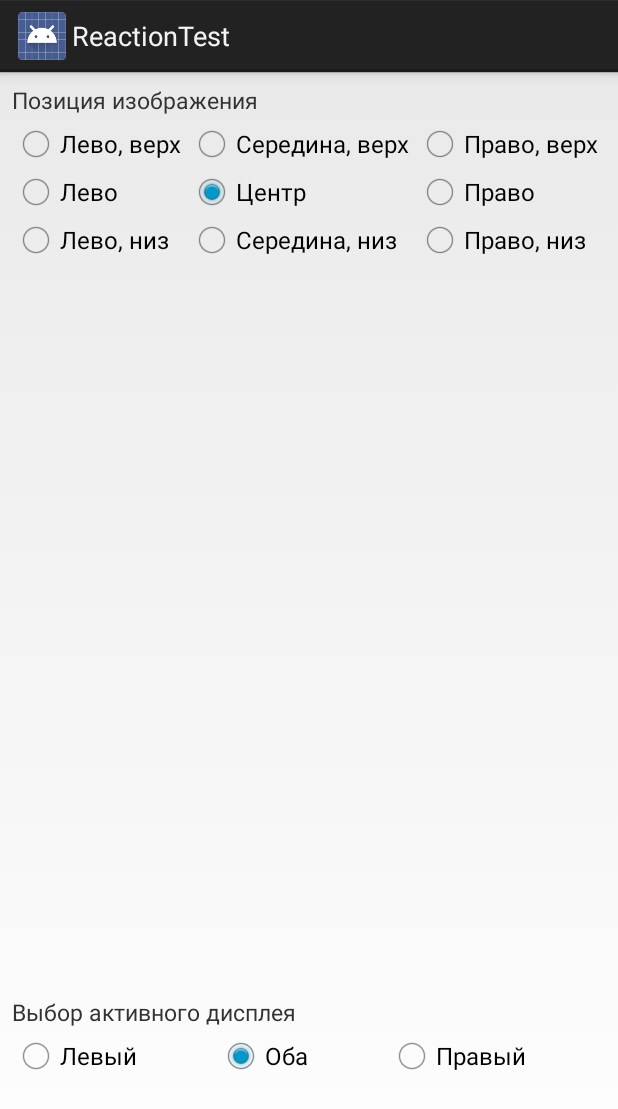
After one commit to hramovnik/ReactionTest, an Android app: the ParametersActivity screen opened directly, with no data from a screen before it, on a phone screen of 412 x 824 dp. The commit adds this screen. Shown: the top 1109 px of the screen. Run offline under Robolectric (Android 15) with nearby library versions, the phone set to English and light mode, and no system bars.

Commit message:
Made parameters activity for using different positions of image and different yes

```diff
--- a/app/src/main/java/com/hramovnik/reactiontest/MainActivity.java
+++ b/app/src/main/java/com/hramovnik/reactiontest/MainActivity.java
@@ -15,6 +15,7 @@ import android.widget.ProgressBar;
 import android.widget.TextView;
 import android.widget.Toast;
 
+import layout.ParametersActivity;
 import layout.PrefActivity;
 import layout.ResultDisplay;
 import layout.TabFourFragment;
@@ -30,6 +31,7 @@ public class MainActivity extends FragmentActivity implements ResultDisplayable,
     FragmentTabHost tabs;
     ProgressBar progressBar;
     Button buttonProfiles;
+    Button buttonParameters;
 
     public Connection connection = null;
     private SharedPreferences sp;
@@ -43,7 +45,9 @@ public class MainActivity extends FragmentActivity implements ResultDisplayable,
         super.onCreate(savedInstanceState);
         setContentView(R.layout.activity_main);
         sp = PreferenceManager.getDefaultSharedPreferences(this);
-
+        connection = new Connection();
+        ParametersActivity.loadStaticData(this);
+        PrefActivity.loadStaticData(this);
         Log.d("Tag", "Main activity created");
     }
 
@@ -69,6 +73,8 @@ public class MainActivity extends FragmentActivity implements ResultDisplayable,
         progressBar = (ProgressBar) findViewById(R.id.progressBar);
         buttonProfiles = (Button) findViewById(R.id.buttonOpenProfile);
         buttonProfiles.setOnClickListener(this);
+        buttonParameters = (Button) findViewById(R.id.buttonOpenParameters);
+        buttonParameters.setOnClickListener(this);
 
         tabs = (FragmentTabHost) findViewById(R.id.tabHost);
         tabs.setup(this, getSupportFragmentManager(), R.id.realtabcontent);
@@ -81,13 +87,13 @@ public class MainActivity extends FragmentActivity implements ResultDisplayable,
         tabs.addTab(tabs.newTabSpec("tab5").setIndicator("ТИ"), TabFiveFragment.class, null);
 
         for(int i = 0; i < 5; i++){
-            ((TextView) tabs.getTabWidget().getChildAt(i).findViewById(android.R.id.title)).setTextSize(10);
+            ((TextView) tabs.getTabWidget().getChildAt(i).findViewById(android.R.id.title)).setTextSize(12);
         }
         sp = PreferenceManager.getDefaultSharedPreferences(this);
         ipAddress = "192.168.0.10";
         port = 8080;
 
-        connection = new Connection();
+
         connection.setControls(ipAddress, port, tvResult, progressBar);
         dialogResult = new ResultDisplay();
         SessionObject.setDispalyable(this);
@@ -119,6 +125,9 @@ public class MainActivity extends FragmentActivity implements ResultDisplayable,
                 break;
             case R.id.buttonOpenProfile:
                 startActivity(new Intent(this, PrefActivity.class));
+                break;
+            case R.id.buttonOpenParameters:
+                startActivity(new Intent(this, ParametersActivity.class));
                 break;
             default:
                 Toast.makeText(this, "Случилось что-то странное", Toast.LENGTH_LONG);
--- /dev/null
+++ b/app/src/main/java/layout/ParametersActivity.java
@@ -0,0 +1,135 @@
+package layout;
+
+import android.app.Activity;
+import android.content.Context;
+import android.content.SharedPreferences;
+import android.os.Bundle;
+import android.preference.PreferenceManager;
+import android.util.Log;
+import android.view.View;
+import android.widget.RadioButton;
+import android.widget.Toast;
+
+import com.hramovnik.reactiontest.R;
+
+public class ParametersActivity extends Activity implements View.OnClickListener{
+
+    RadioButton [] radioButtonsPosition = new RadioButton[9];
+    RadioButton [] radioButtonsEyeChooser = new RadioButton[3];
+    private SharedPreferences sp;
+
+
+    @Override
+    protected void onCreate(Bundle savedInstanceState) {
+        super.onCreate(savedInstanceState);
+        setContentView(R.layout.activity_parameters);
+
+        sp = PreferenceManager.getDefaultSharedPreferences(this);
+
+        radioButtonsPosition[0] = (RadioButton)findViewById(R.id.radioButtonChoosePosition1);
+        radioButtonsPosition[1] = (RadioButton)findViewById(R.id.radioButtonChoosePosition2);
+        radioButtonsPosition[2] = (RadioButton)findViewById(R.id.radioButtonChoosePosition3);
+        radioButtonsPosition[3] = (RadioButton)findViewById(R.id.radioButtonChoosePosition4);
+        radioButtonsPosition[4] = (RadioButton)findViewById(R.id.radioButtonChoosePosition5);
+        radioButtonsPosition[5] = (RadioButton)findViewById(R.id.radioButtonChoosePosition6);
+        radioButtonsPosition[6] = (RadioButton)findViewById(R.id.radioButtonChoosePosition7);
+        radioButtonsPosition[7] = (RadioButton)findViewById(R.id.radioButtonChoosePosition8);
+        radioButtonsPosition[8] = (RadioButton)findViewById(R.id.radioButtonChoosePosition9);
+
+        View.OnClickListener positionListener = new View.OnClickListener() {
+            @Override
+            public void onClick(View v) {
+                for (RadioButton rbutton : radioButtonsPosition) {
+                    if (rbutton.getId() != v.getId()) rbutton.setChecked(false);
+                }
+            }
+        };
+
+        for (RadioButton rbutton : radioButtonsPosition) {
+            rbutton.setOnClickListener(positionListener);
+        }
+
+        radioButtonsEyeChooser[0] = (RadioButton)findViewById(R.id.radioButtonLeft);
+        radioButtonsEyeChooser[1] = (RadioButton)findViewById(R.id.radioButtonBoth);
+        radioButtonsEyeChooser[2] = (RadioButton)findViewById(R.id.radioButtonRight);
+
+        View.OnClickListener eyeChooserListener = new View.OnClickListener() {
+            @Override
+            public void onClick(View v) {
+                for (RadioButton rbutton : radioButtonsEyeChooser) {
+                    if (rbutton.getId() != v.getId()) rbutton.setChecked(false);
+                }
+            }
+        };
+
+        for (RadioButton rbutton : radioButtonsEyeChooser) {
+            rbutton.setOnClickListener(eyeChooserListener);
+        }
+    }
+
+    @Override
+    public void onClick(View v) {
+        finish();
+    }
+
+    int getPosition(){
+        for (int i = 0; i < radioButtonsPosition.length; i++){
+            if (radioButtonsPosition[i].isChecked()) return i;
+        }
+        return 4;
+    }
+    int getEye(){
+        for (int i = 0; i < radioButtonsEyeChooser.length; i++){
+            if (radioButtonsEyeChooser[i].isChecked()) return i;
+        }
+        return 1;
+    }
+
+    static int position = 5;
+    public static int getChosenPosition(){
+        if ((position > 8) || (position < 0)) position = 5;
+        return position;
+    }
+    static int eye = 1;
+    public static int getChosenEye(){
+        if ((eye > 2) || (eye < 0)) eye = 1;
+        return eye;
+    }
+
+    public static void loadStaticData(Context context){
+        SharedPreferences sharPref = PreferenceManager.getDefaultSharedPreferences(context);
+        position = sharPref.getInt("rbPosition", 4);
+        eye = sharPref.getInt("rbEye", 1);
+        Log.d("Tag", String.valueOf(position) + " " + String.valueOf(eye));
+    }
+
+    @Override
+    public void onResume(){
+        super.onResume();
+        try {
+            position = sp.getInt("rbPosition", 4);
+            eye = sp.getInt("rbEye", 1);
+        }catch (Exception e){
+            sp.edit().clear().apply();
+        }finally {
+            radioButtonsPosition[getChosenPosition()].setChecked(true);
+            radioButtonsEyeChooser[getChosenEye()].setChecked(true);
+        }
+
+    }
+
+    @Override
+    public void onPause(){
+        super.onPause();
+        position = getPosition();
+        eye = getEye();
+        try {
+            SharedPreferences.Editor ed = sp.edit();
+            ed.putInt("rbPosition", position);
+            ed.putInt("rbEye", eye);
+            ed.apply();
+        }catch (Exception e){
+            Toast.makeText(this, "Ошибка сохранения настроек в постоянную память", Toast.LENGTH_LONG).show();
+        }
+    }
+}
--- a/app/src/main/java/layout/PrefActivity.java
+++ b/app/src/main/java/layout/PrefActivity.java
@@ -2,6 +2,7 @@ package layout;
 
 import android.app.Activity;
 import android.app.DatePickerDialog;
+import android.content.Context;
 import android.content.SharedPreferences;
 import android.os.Bundle;
 import android.preference.PreferenceManager;
@@ -82,6 +83,20 @@ public class PrefActivity extends Activity implements View.OnClickListener, View
 
     }
 
+    public static void loadStaticData(Context context){
+        SharedPreferences sharPref = PreferenceManager.getDefaultSharedPreferences(context);
+
+        StringBuilder builder = new StringBuilder();
+        builder.append(sharPref.getString("PersonSurname", ""));
+        builder.append(" ");
+        builder.append(sharPref.getString("PersonName", ""));
+        builder.append(" ");
+        builder.append(sharPref.getString("PersonSecondName", ""));
+        builder.append(" ");
+        builder.append(sharPref.getString("PersonDate", ""));
+        profileResult = builder.toString();
+    }
+
     @Override
     public void onPause(){
         super.onPause();
--- a/app/src/main/res/layout/activity_main.xml
+++ b/app/src/main/res/layout/activity_main.xml
@@ -63,9 +63,17 @@
             style="@android:style/Widget.Button"
             android:layout_width="0dp"
             android:layout_height="wrap_content"
-            android:layout_weight=".80"
+            android:layout_weight=".60"
             android:id="@+id/buttonStartStopTest"
             android:text="Начать тест"
+            android:textSize="12dp"/>
+        <Button
+            style="@android:style/Widget.Button"
+            android:layout_width="0dp"
+            android:layout_height="wrap_content"
+            android:layout_weight=".20"
+            android:id="@+id/buttonOpenParameters"
+            android:text="Параметры изображения"
             android:textSize="12dp"/>
 
     </LinearLayout>
--- /dev/null
+++ b/app/src/main/res/layout/activity_parameters.xml
@@ -0,0 +1,171 @@
+<?xml version="1.0" encoding="utf-8"?>
+<LinearLayout xmlns:android="http://schemas.android.com/apk/res/android"
+    xmlns:tools="http://schemas.android.com/tools"
+    android:id="@+id/activity_pref"
+    android:layout_width="match_parent"
+    android:layout_height="match_parent"
+    android:paddingBottom="@dimen/activity_vertical_margin"
+    android:paddingLeft="@dimen/activity_horizontal_margin"
+    android:paddingRight="@dimen/activity_horizontal_margin"
+    android:paddingTop="@dimen/activity_vertical_margin"
+    tools:context="com.hramovnik.reactiontest.layout.ParametersActivity"
+    android:orientation="vertical"
+    android:layout_alignParentTop="true"
+    android:layout_alignParentEnd="true">
+
+    <TextView
+        android:text="Позиция изображения"
+        android:layout_width="wrap_content"
+        android:layout_height="wrap_content"
+        android:textSize="@dimen/text_view_size"
+        />
+
+    <Space
+        android:layout_width="20dp"
+        android:layout_height="@dimen/vertical_space_of_color_chooser"
+        android:padding="1dip"
+        android:layout_margin="1dip"
+        android:layout_weight="1"
+        />
+
+    <TableLayout
+        android:layout_width="match_parent"
+        android:layout_height="match_parent"
+        android:layout_weight="1">
+
+        <TableRow
+            android:layout_width="match_parent"
+            android:layout_height="match_parent" >
+
+            <RadioButton
+                android:text="Лево, верх"
+                android:layout_width="wrap_content"
+                android:layout_height="wrap_content"
+                android:id="@+id/radioButtonChoosePosition1"
+                android:layout_weight="1" />
+
+            <RadioButton
+                android:text="Середина, верх"
+                android:layout_width="wrap_content"
+                android:layout_height="wrap_content"
+                android:id="@+id/radioButtonChoosePosition2"
+                android:layout_weight="1" />
+
+            <RadioButton
+                android:text="Право, верх"
+                android:layout_width="wrap_content"
+                android:layout_height="wrap_content"
+                android:id="@+id/radioButtonChoosePosition3"
+                android:layout_weight="1" />
+        </TableRow>
+
+        <TableRow
+            android:layout_width="match_parent"
+            android:layout_height="match_parent" >
+
+            <RadioButton
+                android:text="Лево"
+                android:layout_width="wrap_content"
+                android:layout_height="wrap_content"
+                android:id="@+id/radioButtonChoosePosition4"
+                android:layout_weight="1"/>
+
+            <RadioButton
+                android:text="Центр"
+                android:layout_width="wrap_content"
+                android:layout_height="wrap_content"
+                android:id="@+id/radioButtonChoosePosition5"
+                android:layout_weight="1"/>
+
+            <RadioButton
+                android:text="Право"
+                android:layout_width="wrap_content"
+                android:layout_height="wrap_content"
+                android:id="@+id/radioButtonChoosePosition6"
+                android:layout_weight="1"/>
+        </TableRow>
+
+        <TableRow
+            android:layout_width="match_parent"
+            android:layout_height="match_parent" >
+
+            <RadioButton
+                android:text="Лево, низ"
+                android:layout_width="wrap_content"
+                android:layout_height="wrap_content"
+                android:id="@+id/radioButtonChoosePosition7"
+                android:layout_weight="1"
+                />
+
+            <RadioButton
+                android:text="Середина, низ"
+                android:layout_width="wrap_content"
+                android:layout_height="wrap_content"
+                android:id="@+id/radioButtonChoosePosition8"
+                android:layout_weight="1"/>
+
+            <RadioButton
+                android:text="Право, низ"
+                android:layout_width="wrap_content"
+                android:layout_height="wrap_content"
+                android:id="@+id/radioButtonChoosePosition9"
+                android:layout_weight="1"/>
+        </TableRow>
+
+    </TableLayout>
+
+    <Space
+        android:layout_width="match_parent"
+        android:layout_height="@dimen/vertical_space_of_color_chooser"
+        android:padding="1dip"
+        android:layout_margin="1dip"
+        android:layout_weight="1" />
+
+    <TextView
+        android:text="Выбор активного дисплея"
+        android:layout_width="match_parent"
+        android:layout_height="wrap_content"
+        android:textSize="@dimen/text_view_size"
+        android:id="@+id/textView7" />
+
+    <Space
+        android:layout_width="match_parent"
+        android:layout_height="@dimen/vertical_space_of_color_chooser"
+        android:padding="1dip"
+        android:layout_margin="1dip"
+        android:layout_weight="1" />
+
+    <TableLayout
+        android:layout_width="match_parent"
+        android:layout_height="match_parent"
+        android:layout_weight="1">
+
+        <TableRow
+            android:layout_width="match_parent"
+            android:layout_height="match_parent">
+
+            <RadioButton
+                android:text="Левый"
+                android:layout_width="wrap_content"
+                android:layout_height="wrap_content"
+                android:id="@+id/radioButtonLeft"
+                android:layout_weight="1" />
+
+            <RadioButton
+                android:text="Оба"
+                android:layout_width="wrap_content"
+                android:layout_height="wrap_content"
+                android:id="@+id/radioButtonBoth"
+                android:layout_weight="1" />
+
+            <RadioButton
+                android:text="Правый"
+                android:layout_width="wrap_content"
+                android:layout_height="wrap_content"
+                android:id="@+id/radioButtonRight"
+                android:layout_weight="1" />
+        </TableRow>
+
+    </TableLayout>
+
+</LinearLayout>
--- a/app/src/main/res/layout/fragment_tab_three.xml
+++ b/app/src/main/res/layout/fragment_tab_three.xml
@@ -10,8 +10,6 @@
     android:paddingTop="@dimen/landscape_tabs_vertical_offset"
     android:orientation="vertical"
     tools:context="layout.TabThreeFragment">
-
-
 
     <TableLayout
         android:layout_width="match_parent"
@@ -176,4 +174,6 @@
                 />
         </TableRow>
     </TableLayout>
+
+
 </LinearLayout>
--- a/app/src/main/res/layout/fragment_tab_two.xml
+++ b/app/src/main/res/layout/fragment_tab_two.xml
@@ -10,7 +10,6 @@
     android:paddingTop="@dimen/landscape_tabs_vertical_offset"
     android:orientation="vertical"
     tools:context="layout.TabTwoFragment">
-
 
     <TableLayout
         android:layout_width="match_parent"
@@ -215,7 +214,4 @@
         </TableRow>
     </TableLayout>
 
-
-
-
 </LinearLayout>
--- a/app/src/main/res/values/dimens.xml
+++ b/app/src/main/res/values/dimens.xml
@@ -14,6 +14,6 @@
 
     <dimen name="space_between_seek_bars">8sp</dimen>
     <dimen name="space_between_buttons_and_seek_bars">18sp</dimen>
-    <dimen name="text_view_size">12sp</dimen>
+    <dimen name="text_view_size">15dp</dimen>
     <dimen name="vertical_space_of_color_chooser">28sp</dimen>
 </resources>
```
Also changed, not shown: app/src/main/AndroidManifest.xml (+9 -8 lines). Lines whose indentation alone changed are shown as unchanged.
